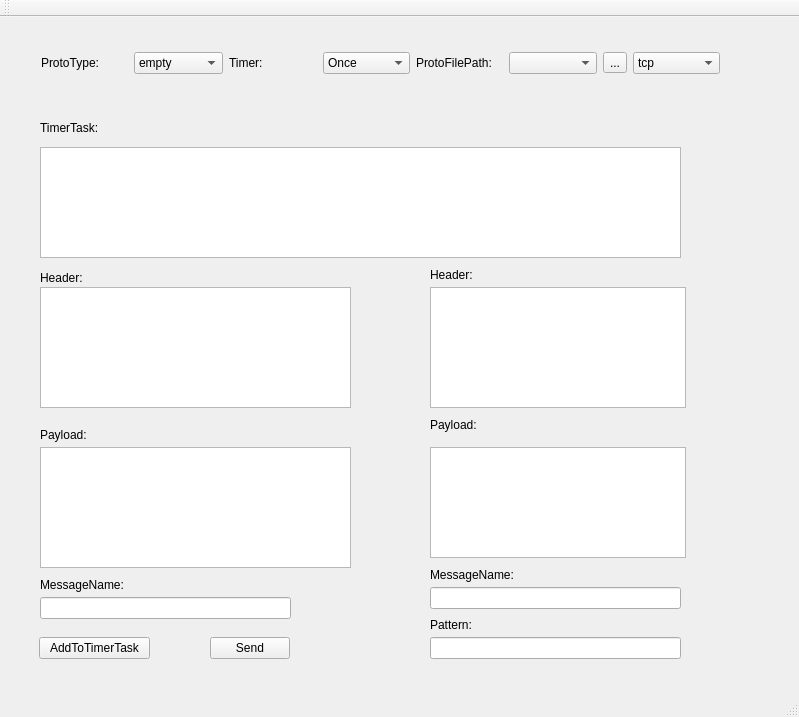
Qt form Pcclient/pcclient.ui (hikerLi/Pcclient) before a commit.
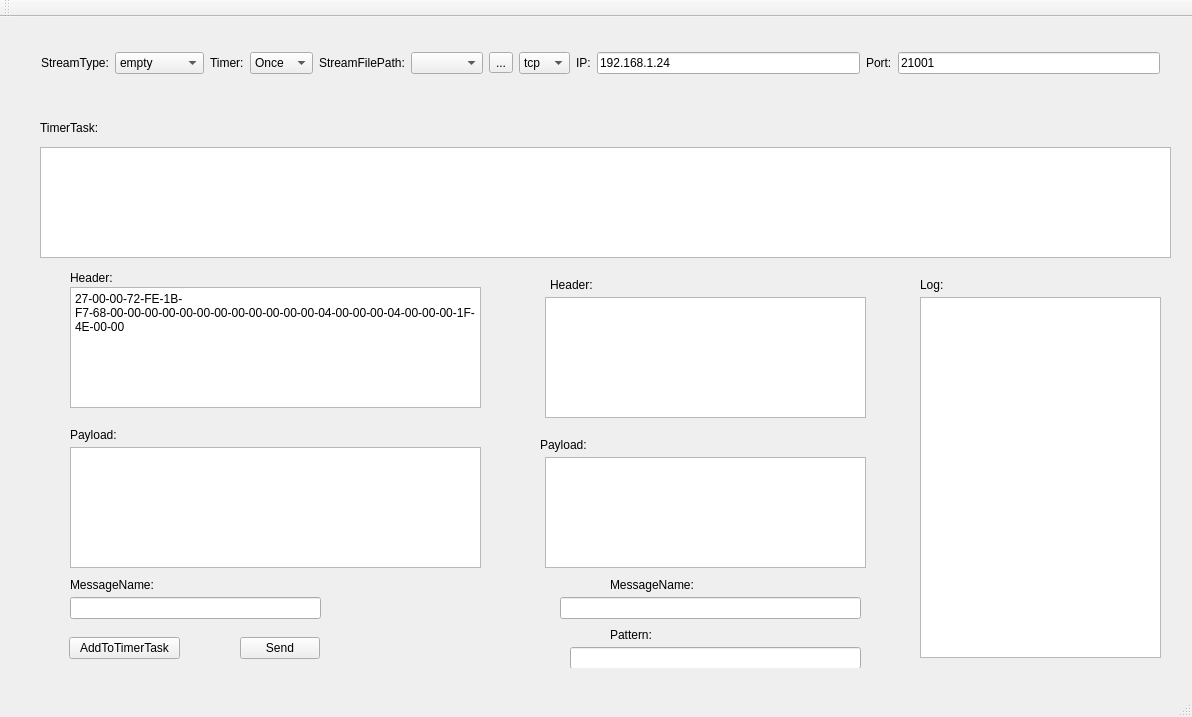
The same form after that commit.

What changed in the file:
```diff
--- a/Pcclient/pcclient.ui
+++ b/Pcclient/pcclient.ui
@@ -6,7 +6,7 @@
    <rect>
     <x>0</x>
     <y>0</y>
-    <width>799</width>
+    <width>1192</width>
     <height>717</height>
    </rect>
   </property>
@@ -14,166 +14,12 @@
    <string>Pcclient</string>
   </property>
   <widget class="QWidget" name="centralWidget">
-   <widget class="QLineEdit" name="LESenderProtoMessageName">
-    <property name="geometry">
-     <rect>
-      <x>40</x>
-      <y>580</y>
-      <width>251</width>
-      <height>22</height>
-     </rect>
-    </property>
-   </widget>
-   <widget class="QPushButton" name="SendButton">
-    <property name="geometry">
-     <rect>
-      <x>210</x>
-      <y>620</y>
-      <width>80</width>
-      <height>22</height>
-     </rect>
-    </property>
-    <property name="text">
-     <string>Send</string>
-    </property>
-   </widget>
-   <widget class="QLabel" name="label">
-    <property name="geometry">
-     <rect>
-      <x>40</x>
-      <y>560</y>
-      <width>121</width>
-      <height>16</height>
-     </rect>
-    </property>
-    <property name="text">
-     <string>MessageName:</string>
-    </property>
-   </widget>
-   <widget class="QLabel" name="label_2">
-    <property name="geometry">
-     <rect>
-      <x>40</x>
-      <y>410</y>
-      <width>121</width>
-      <height>16</height>
-     </rect>
-    </property>
-    <property name="text">
-     <string>Payload:</string>
-    </property>
-   </widget>
-   <widget class="QLabel" name="label_3">
-    <property name="geometry">
-     <rect>
-      <x>40</x>
-      <y>250</y>
-      <width>111</width>
-      <height>21</height>
-     </rect>
-    </property>
-    <property name="text">
-     <string>Header:</string>
-    </property>
-   </widget>
-   <widget class="QLabel" name="label_7">
-    <property name="geometry">
-     <rect>
-      <x>430</x>
-      <y>250</y>
-      <width>121</width>
-      <height>16</height>
-     </rect>
-    </property>
-    <property name="text">
-     <string>Header:</string>
-    </property>
-   </widget>
-   <widget class="QListView" name="LVRecverHeader">
-    <property name="geometry">
-     <rect>
-      <x>430</x>
-      <y>270</y>
-      <width>256</width>
-      <height>121</height>
-     </rect>
-    </property>
-   </widget>
-   <widget class="QLabel" name="label_8">
-    <property name="geometry">
-     <rect>
-      <x>430</x>
-      <y>400</y>
-      <width>121</width>
-      <height>16</height>
-     </rect>
-    </property>
-    <property name="text">
-     <string>Payload:</string>
-    </property>
-   </widget>
-   <widget class="QListView" name="LVRecverPayload">
-    <property name="geometry">
-     <rect>
-      <x>430</x>
-      <y>430</y>
-      <width>256</width>
-      <height>111</height>
-     </rect>
-    </property>
-   </widget>
-   <widget class="QLabel" name="label_9">
-    <property name="geometry">
-     <rect>
-      <x>430</x>
-      <y>550</y>
-      <width>121</width>
-      <height>16</height>
-     </rect>
-    </property>
-    <property name="text">
-     <string>MessageName:</string>
-    </property>
-   </widget>
-   <widget class="QLineEdit" name="LERecverProtoMessageName">
-    <property name="geometry">
-     <rect>
-      <x>430</x>
-      <y>570</y>
-      <width>251</width>
-      <height>22</height>
-     </rect>
-    </property>
-   </widget>
-   <widget class="QLineEdit" name="LERecverPayloadPattern">
-    <property name="geometry">
-     <rect>
-      <x>430</x>
-      <y>620</y>
-      <width>251</width>
-      <height>22</height>
-     </rect>
-    </property>
-   </widget>
-   <widget class="QLabel" name="label_10">
-    <property name="geometry">
-     <rect>
-      <x>430</x>
-      <y>600</y>
-      <width>121</width>
-      <height>16</height>
-     </rect>
-    </property>
-    <property name="text">
-     <string>Pattern:</string>
-    </property>
-   </widget>
    <widget class="QWidget" name="horizontalLayoutWidget">
     <property name="geometry">
      <rect>
       <x>30</x>
       <y>10</y>
-      <width>701</width>
+      <width>1141</width>
       <height>72</height>
      </rect>
     </property>
@@ -181,7 +27,7 @@
      <item>
       <widget class="QLabel" name="label_4">
        <property name="text">
-        <string>ProtoType:</string>
+        <string>StreamType:</string>
        </property>
       </widget>
      </item>
@@ -248,7 +94,7 @@
      <item>
       <widget class="QLabel" name="label_5">
        <property name="text">
-        <string>ProtoFilePath:</string>
+        <string>StreamFilePath:</string>
        </property>
       </widget>
      </item>
@@ -276,6 +122,34 @@
        </item>
       </widget>
      </item>
+     <item>
+      <widget class="QLabel" name="label_12">
+       <property name="text">
+        <string>IP:</string>
+       </property>
+      </widget>
+     </item>
+     <item>
+      <widget class="QLineEdit" name="LEIP">
+       <property name="text">
+        <string>192.168.1.24</string>
+       </property>
+      </widget>
+     </item>
+     <item>
+      <widget class="QLabel" name="label_13">
+       <property name="text">
+        <string>Port:</string>
+       </property>
+      </widget>
+     </item>
+     <item>
+      <widget class="QLineEdit" name="LEPort">
+       <property name="text">
+        <string>21001</string>
+       </property>
+      </widget>
+     </item>
     </layout>
    </widget>
    <widget class="QListWidget" name="LVTimerSenderTask">
@@ -283,7 +157,7 @@
      <rect>
       <x>40</x>
       <y>130</y>
-      <width>641</width>
+      <width>1131</width>
       <height>111</height>
      </rect>
     </property>
@@ -301,38 +175,248 @@
      <string>TimerTask:</string>
     </property>
    </widget>
-   <widget class="QPushButton" name="AddToTimerTaskButton">
+   <widget class="QWidget" name="widget" native="true">
     <property name="geometry">
      <rect>
-      <x>39</x>
-      <y>620</y>
-      <width>111</width>
-      <height>22</height>
+      <x>520</x>
+      <y>250</y>
+      <width>371</width>
+      <height>401</height>
      </rect>
     </property>
-    <property name="text">
-     <string>AddToTimerTask</string>
-    </property>
+    <widget class="QLabel" name="label_10">
+     <property name="geometry">
+      <rect>
+       <x>90</x>
+       <y>360</y>
+       <width>121</width>
+       <height>16</height>
+      </rect>
+     </property>
+     <property name="text">
+      <string>Pattern:</string>
+     </property>
+    </widget>
+    <widget class="QListView" name="LVRecverPayload">
+     <property name="geometry">
+      <rect>
+       <x>25</x>
+       <y>190</y>
+       <width>321</width>
+       <height>111</height>
+      </rect>
+     </property>
+    </widget>
+    <widget class="QLineEdit" name="LERecverPayloadPattern">
+     <property name="geometry">
+      <rect>
+       <x>50</x>
+       <y>380</y>
+       <width>291</width>
+       <height>22</height>
+      </rect>
+     </property>
+    </widget>
+    <widget class="QLabel" name="label_8">
+     <property name="geometry">
+      <rect>
+       <x>20</x>
+       <y>170</y>
+       <width>121</width>
+       <height>16</height>
+      </rect>
+     </property>
+     <property name="text">
+      <string>Payload:</string>
+     </property>
+    </widget>
+    <widget class="QLabel" name="label_7">
+     <property name="geometry">
+      <rect>
+       <x>30</x>
+       <y>10</y>
+       <width>121</width>
+       <height>16</height>
+      </rect>
+     </property>
+     <property name="text">
+      <string>Header:</string>
+     </property>
+    </widget>
+    <widget class="QLabel" name="label_9">
+     <property name="geometry">
+      <rect>
+       <x>90</x>
+       <y>310</y>
+       <width>121</width>
+       <height>16</height>
+      </rect>
+     </property>
+     <property name="text">
+      <string>MessageName:</string>
+     </property>
+    </widget>
+    <widget class="QLineEdit" name="LERecverProtoMessageName">
+     <property name="geometry">
+      <rect>
+       <x>40</x>
+       <y>330</y>
+       <width>301</width>
+       <height>22</height>
+      </rect>
+     </property>
+    </widget>
+    <widget class="QListView" name="LVRecverHeader">
+     <property name="geometry">
+      <rect>
+       <x>25</x>
+       <y>30</y>
+       <width>321</width>
+       <height>121</height>
+      </rect>
+     </property>
+    </widget>
    </widget>
-   <widget class="QPlainTextEdit" name="PTESenderHeader">
+   <widget class="QWidget" name="widget_2" native="true">
     <property name="geometry">
      <rect>
       <x>40</x>
-      <y>270</y>
-      <width>311</width>
-      <height>121</height>
+      <y>250</y>
+      <width>461</width>
+      <height>401</height>
      </rect>
     </property>
+    <widget class="QPlainTextEdit" name="PTESenderPayload">
+     <property name="geometry">
+      <rect>
+       <x>30</x>
+       <y>180</y>
+       <width>411</width>
+       <height>121</height>
+      </rect>
+     </property>
+    </widget>
+    <widget class="QPushButton" name="SendButton">
+     <property name="geometry">
+      <rect>
+       <x>200</x>
+       <y>370</y>
+       <width>80</width>
+       <height>22</height>
+      </rect>
+     </property>
+     <property name="text">
+      <string>Send</string>
+     </property>
+    </widget>
+    <widget class="QPlainTextEdit" name="PTESenderHeader">
+     <property name="geometry">
+      <rect>
+       <x>30</x>
+       <y>20</y>
+       <width>411</width>
+       <height>121</height>
+      </rect>
+     </property>
+     <property name="plainText">
+      <string>27-00-00-72-FE-1B-F7-68-00-00-00-00-00-00-00-00-00-00-00-00-04-00-00-00-04-00-00-00-1F-4E-00-00</string>
+     </property>
+    </widget>
+    <widget class="QLabel" name="label">
+     <property name="geometry">
+      <rect>
+       <x>30</x>
+       <y>310</y>
+       <width>121</width>
+       <height>16</height>
+      </rect>
+     </property>
+     <property name="text">
+      <string>MessageName:</string>
+     </property>
+    </widget>
+    <widget class="QPushButton" name="AddToTimerTaskButton">
+     <property name="geometry">
+      <rect>
+       <x>29</x>
+       <y>370</y>
+       <width>111</width>
+       <height>22</height>
+      </rect>
+     </property>
+     <property name="text">
+      <string>AddToTimerTask</string>
+     </property>
+    </widget>
+    <widget class="QLineEdit" name="LESenderProtoMessageName">
+     <property name="geometry">
+      <rect>
+       <x>30</x>
+       <y>330</y>
+       <width>251</width>
+       <height>22</height>
+      </rect>
+     </property>
+    </widget>
+    <widget class="QLabel" name="label_3">
+     <property name="geometry">
+      <rect>
+       <x>30</x>
+       <y>0</y>
+       <width>111</width>
+       <height>21</height>
+      </rect>
+     </property>
+     <property name="text">
+      <string>Header:</string>
+     </property>
+    </widget>
+    <widget class="QLabel" name="label_2">
+     <property name="geometry">
+      <rect>
+       <x>30</x>
+       <y>160</y>
+       <width>121</width>
+       <height>16</height>
+      </rect>
+     </property>
+     <property name="text">
+      <string>Payload:</string>
+     </property>
+    </widget>
    </widget>
-   <widget class="QPlainTextEdit" name="PTESenderPayload">
+   <widget class="QWidget" name="widget_3" native="true">
     <property name="geometry">
      <rect>
-      <x>40</x>
-      <y>430</y>
-      <width>311</width>
-      <height>121</height>
+      <x>900</x>
+      <y>250</y>
+      <width>281</width>
+      <height>401</height>
      </rect>
     </property>
+    <widget class="QLabel" name="label_14">
+     <property name="geometry">
+      <rect>
+       <x>20</x>
+       <y>10</y>
+       <width>121</width>
+       <height>16</height>
+      </rect>
+     </property>
+     <property name="text">
+      <string>Log:</string>
+     </property>
+    </widget>
+    <widget class="QListView" name="LVLog">
+     <property name="geometry">
+      <rect>
+       <x>20</x>
+       <y>30</y>
+       <width>241</width>
+       <height>361</height>
+      </rect>
+     </property>
+    </widget>
    </widget>
   </widget>
   <widget class="QMenuBar" name="menuBar">
```
Left out of the diff: 9 changed lines with no effect on the pictures.
